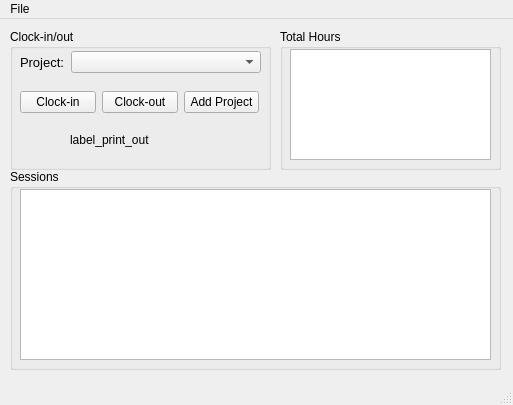
Above: gui/ui_files/main_window.ui from xMattC/Project-time-tracker before the change. Below: the same form after it.
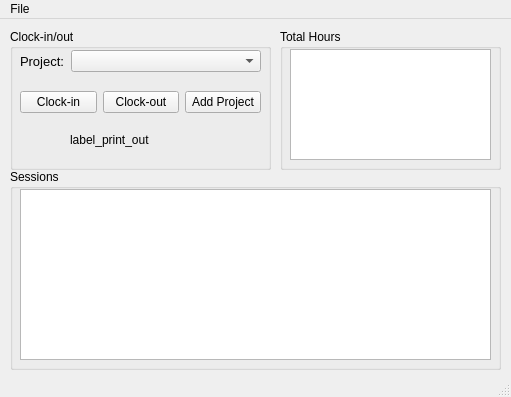
That is the form after the change.

```diff
--- a/gui/ui_files/main_window.ui
+++ b/gui/ui_files/main_window.ui
@@ -6,8 +6,8 @@
    <rect>
     <x>0</x>
     <y>0</y>
-    <width>513</width>
-    <height>405</height>
+    <width>511</width>
+    <height>397</height>
    </rect>
   </property>
   <property name="windowTitle">
@@ -45,40 +45,12 @@
       <string>label_print_out</string>
      </property>
     </widget>
-    <widget class="QWidget" name="layoutWidget">
-     <property name="geometry">
-      <rect>
-       <x>10</x>
-       <y>20</y>
-       <width>241</width>
-       <height>26</height>
-      </rect>
-     </property>
-     <layout class="QGridLayout" name="gridLayout" columnstretch="0,3">
-      <item row="0" column="0">
-       <widget class="QLabel" name="label_2">
-        <property name="font">
-         <font>
-          <pointsize>10</pointsize>
-          <bold>false</bold>
-         </font>
-        </property>
-        <property name="text">
-         <string>Project:</string>
-        </property>
-       </widget>
-      </item>
-      <item row="0" column="1">
-       <widget class="QComboBox" name="comboBox_db_projects"/>
-      </item>
-     </layout>
-    </widget>
     <widget class="QWidget" name="layoutWidget">
      <property name="geometry">
       <rect>
        <x>10</x>
        <y>60</y>
-       <width>239</width>
+       <width>241</width>
        <height>26</height>
       </rect>
      </property>
@@ -106,6 +78,34 @@
       </item>
      </layout>
     </widget>
+    <widget class="QWidget" name="">
+     <property name="geometry">
+      <rect>
+       <x>10</x>
+       <y>20</y>
+       <width>241</width>
+       <height>24</height>
+      </rect>
+     </property>
+     <layout class="QHBoxLayout" name="horizontalLayout_2" stretch="0,1">
+      <item>
+       <widget class="QLabel" name="label_2">
+        <property name="font">
+         <font>
+          <pointsize>10</pointsize>
+          <bold>false</bold>
+         </font>
+        </property>
+        <property name="text">
+         <string>Project:</string>
+        </property>
+       </widget>
+      </item>
+      <item>
+       <widget class="QComboBox" name="comboBox_db_projects"/>
+      </item>
+     </layout>
+    </widget>
    </widget>
    <widget class="QGroupBox" name="groupBox_2">
     <property name="geometry">
@@ -198,7 +198,7 @@
     <rect>
      <x>0</x>
      <y>0</y>
-     <width>513</width>
+     <width>511</width>
      <height>22</height>
     </rect>
    </property>
```
Left out of the diff: 41 changed lines with no effect on the pictures.
